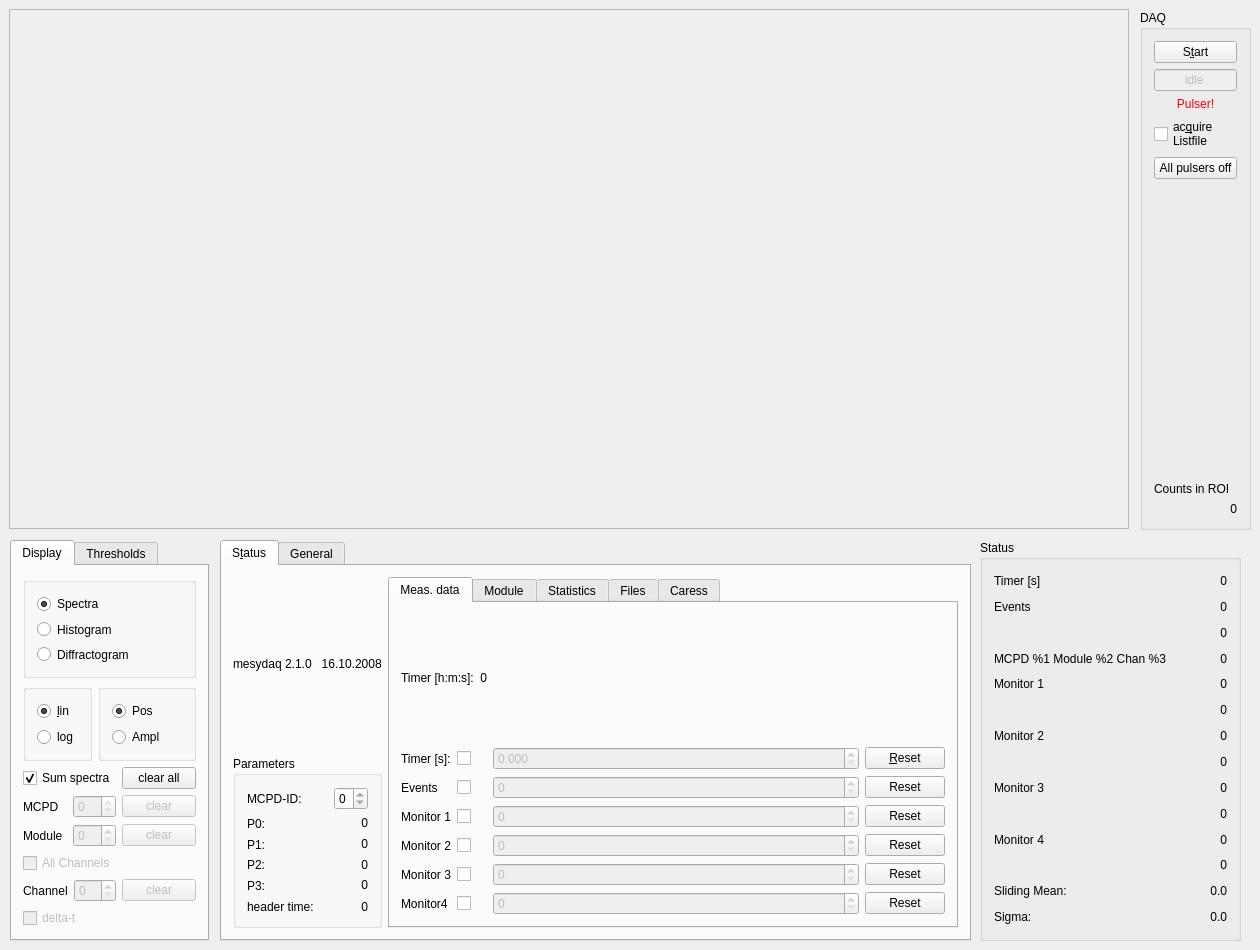
Old version of the form qmesydaq/mesydaq2mainwidget.ui in the repository flueke/qmesydaq.
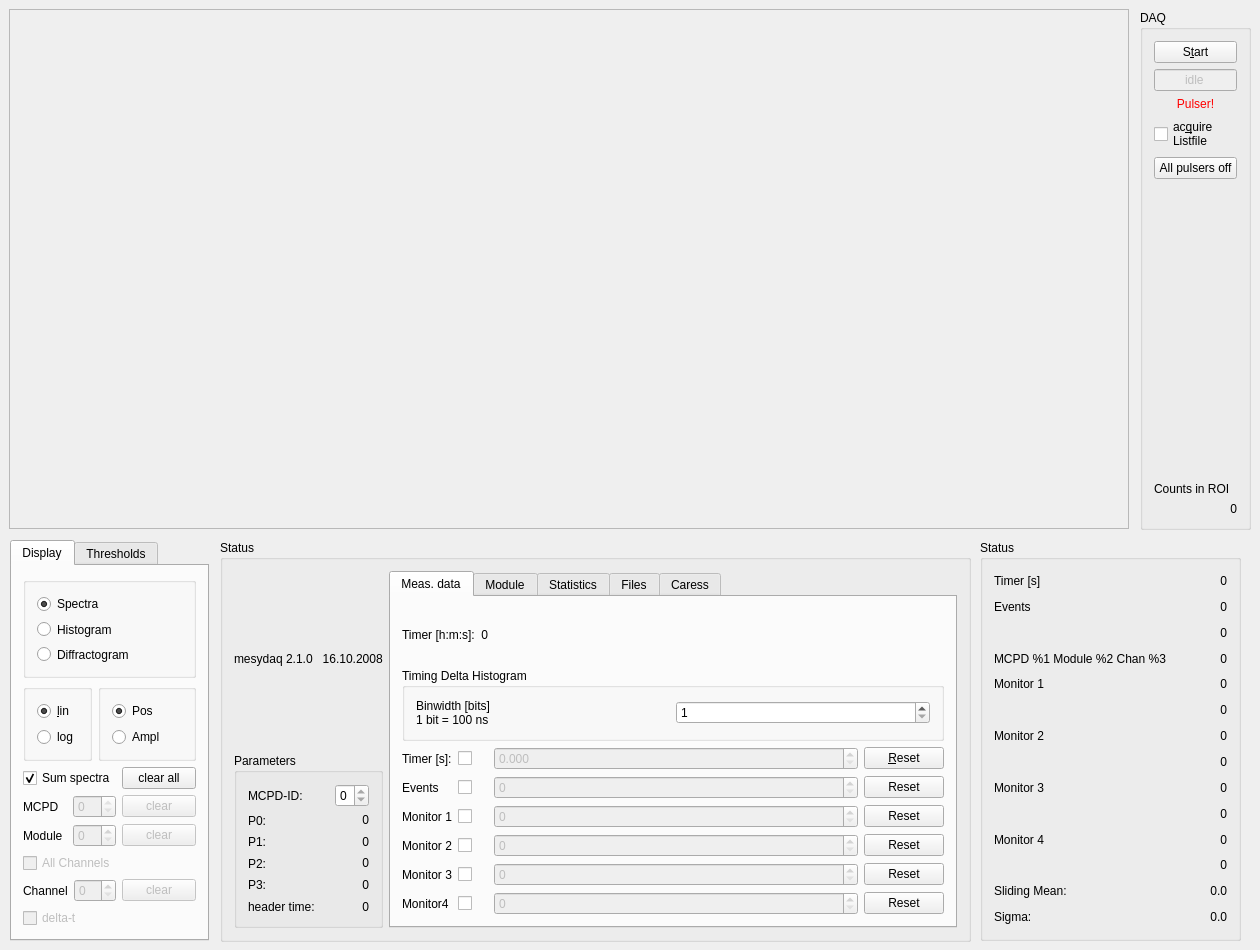
New version of the form. Custom widgets are drawn as their Qt base class.

```diff
--- a/qmesydaq/mesydaq2mainwidget.ui
+++ b/qmesydaq/mesydaq2mainwidget.ui
@@ -551,22 +551,18 @@
     </layout>
    </widget>
   </widget>
-  <widget class="QTabWidget" name="statusTabWidget">
+  <widget class="QGroupBox" name="statusGroupBox">
    <property name="geometry">
     <rect>
      <x>220</x>
      <y>540</y>
      <width>751</width>
-     <height>401</height>
+     <height>402</height>
     </rect>
    </property>
-   <property name="currentIndex">
-    <number>0</number>
+   <property name="title">
+    <string>Status</string>
    </property>
-   <widget class="QWidget" name="tabStatus">
-    <attribute name="title">
-     <string>S&amp;tatus</string>
-    </attribute>
     <layout class="QGridLayout" name="gridLayout_23">
      <item row="0" column="0">
       <layout class="QHBoxLayout">
@@ -762,7 +758,37 @@
              </property>
             </spacer>
            </item>
-           <item row="1" column="0">
+          <item row="1" column="0" colspan="5">
+           <widget class="QGroupBox" name="groupBox20">
+            <property name="title">
+             <string>Timing Delta Histogram</string>
+            </property>
+            <layout class="QHBoxLayout" name="horizontalLayout">
+             <item>
+              <widget class="QLabel" name="textLabel1_8">
+               <property name="text">
+                <string>Binwidth [bits]
+1 bit = 100 ns</string>
+               </property>
+               <property name="wordWrap">
+                <bool>false</bool>
+               </property>
+              </widget>
+             </item>
+             <item>
+              <widget class="QSpinBox" name="timingBox">
+               <property name="minimum">
+                <number>1</number>
+               </property>
+               <property name="maximum">
+                <number>48</number>
+               </property>
+              </widget>
+             </item>
+            </layout>
+           </widget>
+          </item>
+          <item row="2" column="0">
             <widget class="QLabel" name="textLabel1_2_3_2_3_2">
              <property name="text">
               <string>Timer [s]:</string>
@@ -772,7 +798,20 @@
              </property>
             </widget>
            </item>
-           <item row="1" column="3">
+          <item row="2" column="1">
+           <widget class="QCheckBox" name="tPresetButton">
+            <property name="toolTip">
+             <string>activate preset for timer</string>
+            </property>
+            <property name="text">
+             <string/>
+            </property>
+            <property name="checkable">
+             <bool>true</bool>
+            </property>
+           </widget>
+          </item>
+          <item row="2" column="3">
             <widget class="QDoubleSpinBox" name="tPreset">
              <property name="enabled">
               <bool>false</bool>
@@ -791,7 +830,7 @@
              </property>
             </widget>
            </item>
-           <item row="1" column="6" colspan="2">
+          <item row="2" column="4">
             <widget class="QPushButton" name="tResetButton">
              <property name="toolTip">
               <string>reset timer</string>
@@ -804,7 +843,7 @@
              </property>
             </widget>
            </item>
-           <item row="2" column="0">
+          <item row="3" column="0">
             <widget class="QLabel" name="textLabel1">
              <property name="text">
               <string>Events</string>
@@ -814,7 +853,20 @@
              </property>
             </widget>
            </item>
-           <item row="2" column="3">
+          <item row="3" column="1">
+           <widget class="QCheckBox" name="ePresetButton">
+            <property name="toolTip">
+             <string>activate preset for event counter</string>
+            </property>
+            <property name="text">
+             <string/>
+            </property>
+            <property name="checkable">
+             <bool>true</bool>
+            </property>
+           </widget>
+          </item>
+          <item row="3" column="3">
             <widget class="QSpinBox" name="ePreset">
              <property name="enabled">
               <bool>false</bool>
@@ -830,7 +882,7 @@
              </property>
             </widget>
            </item>
-           <item row="2" column="6" colspan="2">
+          <item row="3" column="4">
             <widget class="QPushButton" name="eResetButton">
              <property name="toolTip">
               <string>reset event counter</string>
@@ -843,7 +895,7 @@
              </property>
             </widget>
            </item>
-           <item row="3" column="0">
+          <item row="4" column="0">
             <widget class="QLabel" name="textLabel1_11">
              <property name="text">
               <string>Monitor 1</string>
@@ -853,7 +905,20 @@
              </property>
             </widget>
            </item>
-           <item row="3" column="3">
+          <item row="4" column="1">
+           <widget class="QCheckBox" name="m1PresetButton">
+            <property name="toolTip">
+             <string>activate preset for monitor 1</string>
+            </property>
+            <property name="text">
+             <string/>
+            </property>
+            <property name="checkable">
+             <bool>true</bool>
+            </property>
+           </widget>
+          </item>
+          <item row="4" column="3">
             <widget class="QSpinBox" name="m1Preset">
              <property name="enabled">
               <bool>false</bool>
@@ -869,7 +934,7 @@
              </property>
             </widget>
            </item>
-           <item row="3" column="6" colspan="2">
+          <item row="4" column="4">
             <widget class="QPushButton" name="m1ResetButton">
              <property name="toolTip">
               <string>reset monitor 1</string>
@@ -882,7 +947,59 @@
              </property>
             </widget>
            </item>
-           <item row="7" column="0">
+          <item row="5" column="0">
+           <widget class="QLabel" name="textLabel1_11_2">
+            <property name="text">
+             <string>Monitor 2</string>
+            </property>
+            <property name="wordWrap">
+             <bool>false</bool>
+            </property>
+           </widget>
+          </item>
+          <item row="5" column="1">
+           <widget class="QCheckBox" name="m2PresetButton">
+            <property name="toolTip">
+             <string>activate preset for monitor 2</string>
+            </property>
+            <property name="text">
+             <string/>
+            </property>
+            <property name="checkable">
+             <bool>true</bool>
+            </property>
+           </widget>
+          </item>
+          <item row="5" column="3">
+           <widget class="QSpinBox" name="m2Preset">
+            <property name="enabled">
+             <bool>false</bool>
+            </property>
+            <property name="toolTip">
+             <string>preset value for monitor 2</string>
+            </property>
+            <property name="maximum">
+             <number>2000000000</number>
+            </property>
+            <property name="singleStep">
+             <number>1000</number>
+            </property>
+           </widget>
+          </item>
+          <item row="5" column="4">
+           <widget class="QPushButton" name="m2ResetButton">
+            <property name="toolTip">
+             <string>reset monitor 2</string>
+            </property>
+            <property name="text">
+             <string>Reset</string>
+            </property>
+            <property name="checkable">
+             <bool>false</bool>
+            </property>
+           </widget>
+          </item>
+          <item row="6" column="0">
             <widget class="QLabel" name="textLabel1_11_3">
              <property name="text">
               <string>Monitor 3</string>
@@ -892,7 +1009,20 @@
              </property>
             </widget>
            </item>
-           <item row="7" column="3">
+          <item row="6" column="1">
+           <widget class="QCheckBox" name="m3PresetButton">
+            <property name="toolTip">
+             <string>activate preset for monitor 2</string>
+            </property>
+            <property name="text">
+             <string/>
+            </property>
+            <property name="checkable">
+             <bool>true</bool>
+            </property>
+           </widget>
+          </item>
+          <item row="6" column="3">
             <widget class="QSpinBox" name="m3Preset">
              <property name="enabled">
               <bool>false</bool>
@@ -908,7 +1038,7 @@
              </property>
             </widget>
            </item>
-           <item row="7" column="6" colspan="2">
+          <item row="6" column="4">
             <widget class="QPushButton" name="m3ResetButton">
              <property name="toolTip">
               <string>reset monitor 2</string>
@@ -921,7 +1051,7 @@
              </property>
             </widget>
            </item>
-           <item row="8" column="0">
+          <item row="7" column="0">
             <widget class="QLabel" name="textLabel1_11_4">
              <property name="text">
               <string>Monitor4</string>
@@ -931,7 +1061,20 @@
              </property>
             </widget>
            </item>
-           <item row="8" column="3">
+          <item row="7" column="1">
+           <widget class="QCheckBox" name="m4PresetButton">
+            <property name="toolTip">
+             <string>activate preset for monitor 2</string>
+            </property>
+            <property name="text">
+             <string/>
+            </property>
+            <property name="checkable">
+             <bool>true</bool>
+            </property>
+           </widget>
+          </item>
+          <item row="7" column="3">
             <widget class="QSpinBox" name="m4Preset">
              <property name="enabled">
               <bool>false</bool>
@@ -947,7 +1090,7 @@
              </property>
             </widget>
            </item>
-           <item row="8" column="6" colspan="2">
+          <item row="7" column="4">
             <widget class="QPushButton" name="m4ResetButton">
              <property name="toolTip">
               <string>reset monitor 2</string>
@@ -960,123 +1103,6 @@
              </property>
             </widget>
            </item>
-           <item row="5" column="0">
-            <widget class="QLabel" name="textLabel1_11_2">
-             <property name="text">
-              <string>Monitor 2</string>
-             </property>
-             <property name="wordWrap">
-              <bool>false</bool>
-             </property>
-            </widget>
-           </item>
-           <item row="5" column="3">
-            <widget class="QSpinBox" name="m2Preset">
-             <property name="enabled">
-              <bool>false</bool>
-             </property>
-             <property name="toolTip">
-              <string>preset value for monitor 2</string>
-             </property>
-             <property name="maximum">
-              <number>2000000000</number>
-             </property>
-             <property name="singleStep">
-              <number>1000</number>
-             </property>
-            </widget>
-           </item>
-           <item row="5" column="6" colspan="2">
-            <widget class="QPushButton" name="m2ResetButton">
-             <property name="toolTip">
-              <string>reset monitor 2</string>
-             </property>
-             <property name="text">
-              <string>Reset</string>
-             </property>
-             <property name="checkable">
-              <bool>false</bool>
-             </property>
-            </widget>
-           </item>
-           <item row="1" column="1" colspan="2">
-            <widget class="QCheckBox" name="tPresetButton">
-             <property name="toolTip">
-              <string>activate preset for timer</string>
-             </property>
-             <property name="text">
-              <string/>
-             </property>
-             <property name="checkable">
-              <bool>true</bool>
-             </property>
-            </widget>
-           </item>
-           <item row="2" column="1" colspan="2">
-            <widget class="QCheckBox" name="ePresetButton">
-             <property name="toolTip">
-              <string>activate preset for event counter</string>
-             </property>
-             <property name="text">
-              <string/>
-             </property>
-             <property name="checkable">
-              <bool>true</bool>
-             </property>
-            </widget>
-           </item>
-           <item row="3" column="1" colspan="2">
-            <widget class="QCheckBox" name="m1PresetButton">
-             <property name="toolTip">
-              <string>activate preset for monitor 1</string>
-             </property>
-             <property name="text">
-              <string/>
-             </property>
-             <property name="checkable">
-              <bool>true</bool>
-             </property>
-            </widget>
-           </item>
-           <item row="5" column="1" colspan="2">
-            <widget class="QCheckBox" name="m2PresetButton">
-             <property name="toolTip">
-              <string>activate preset for monitor 2</string>
-             </property>
-             <property name="text">
-              <string/>
-             </property>
-             <property name="checkable">
-              <bool>true</bool>
-             </property>
-            </widget>
-           </item>
-           <item row="7" column="1" colspan="2">
-            <widget class="QCheckBox" name="m3PresetButton">
-             <property name="toolTip">
-              <string>activate preset for monitor 2</string>
-             </property>
-             <property name="text">
-              <string/>
-             </property>
-             <property name="checkable">
-              <bool>true</bool>
-             </property>
-            </widget>
-           </item>
-           <item row="8" column="1" colspan="2">
-            <widget class="QCheckBox" name="m4PresetButton">
-             <property name="toolTip">
-              <string>activate preset for monitor 2</string>
-             </property>
-             <property name="text">
-              <string/>
-             </property>
-             <property name="checkable">
-              <bool>true</bool>
-             </property>
-            </widget>
-           </item>
           </layout>
          </widget>
          <widget class="QWidget" name="statusModuleTab">
@@ -1409,44 +1435,6 @@
      </item>
     </layout>
    </widget>
-   <widget class="QWidget" name="tabGeneral">
-    <attribute name="title">
-     <string>General</string>
-    </attribute>
-    <layout class="QGridLayout" name="gridLayout_9">
-     <item row="0" column="0">
-      <widget class="QGroupBox" name="groupBox20">
-       <property name="title">
-        <string>Timing Delta Histogram</string>
-       </property>
-       <layout class="QGridLayout" name="gridLayout_8">
-        <item row="0" column="0">
-         <widget class="QLabel" name="textLabel1_8">
-          <property name="text">
-           <string>Binwidth [bits]
-1 bit = 100 ns</string>
-          </property>
-          <property name="wordWrap">
-           <bool>false</bool>
-          </property>
-         </widget>
-        </item>
-        <item row="0" column="1">
-         <widget class="QSpinBox" name="timingBox">
-          <property name="minimum">
-           <number>1</number>
-          </property>
-          <property name="maximum">
-           <number>48</number>
-          </property>
-         </widget>
-        </item>
-       </layout>
-      </widget>
-     </item>
-    </layout>
-   </widget>
-  </widget>
   <widget class="QGroupBox" name="groupBox">
    <property name="geometry">
     <rect>
```
Left out of the diff: 258 changed lines with no effect on the pictures. Lines whose indentation alone changed are shown as unchanged.
